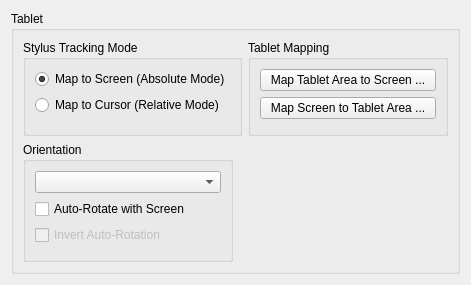
First picture: the form in src/kcmodule/tabletpagewidget.ui, repository KDE/wacomtablet, before the edit.
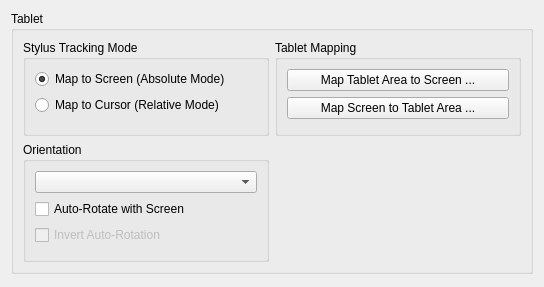
Second picture: the form after the edit. Icons and pictures are not drawn. Custom widgets are drawn as their Qt base class.

Patch:
```diff
--- a/src/kcmodule/tabletpagewidget.ui
+++ b/src/kcmodule/tabletpagewidget.ui
@@ -6,8 +6,8 @@
    <rect>
     <x>0</x>
     <y>0</y>
-    <width>471</width>
-    <height>266</height>
+    <width>544</width>
+    <height>287</height>
    </rect>
   </property>
   <property name="windowTitle">
```
Left out of the diff: 15 changed lines with no effect on the pictures.
